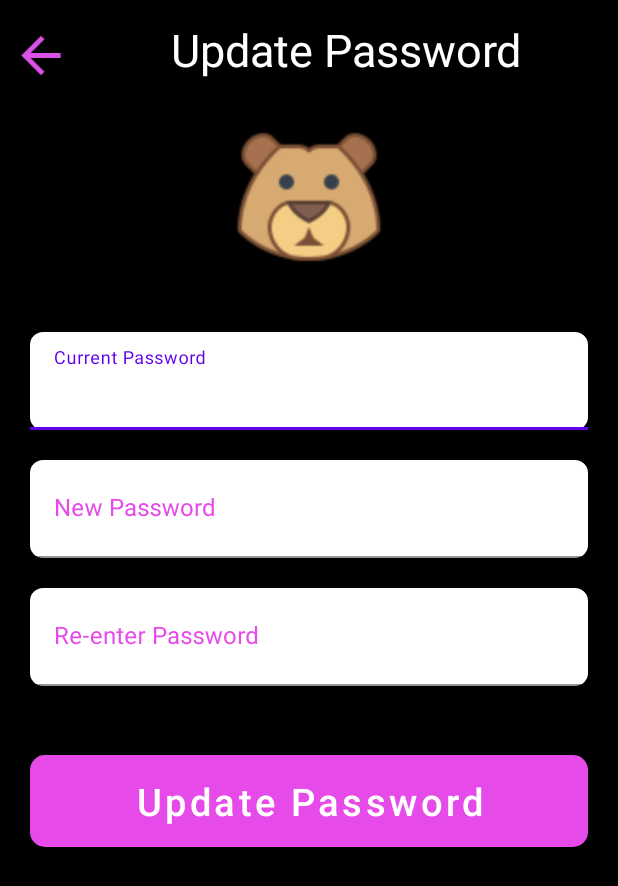
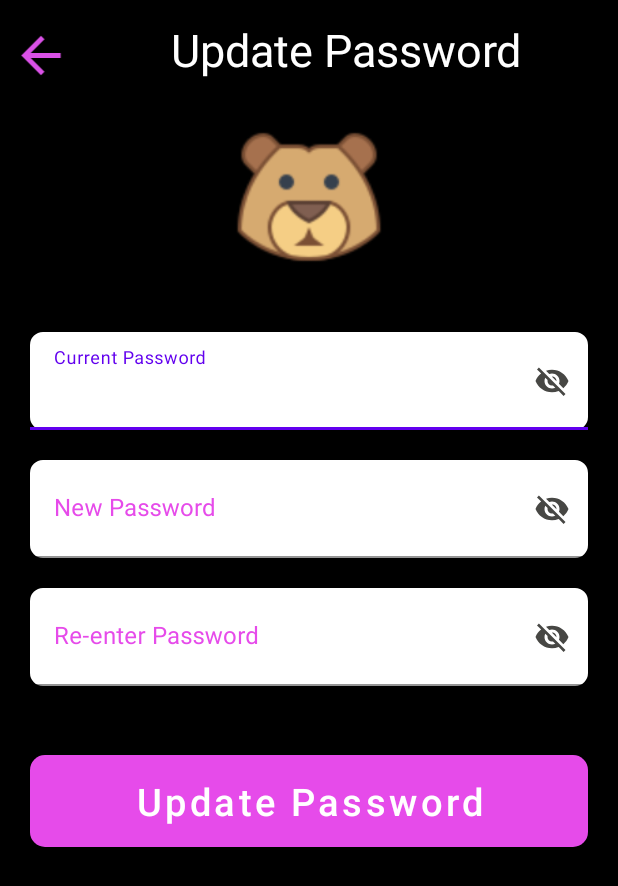
Before and after one commit to AhsanQamr/FoodOrderApp, an Android app: the screen it shows after launch once a user with an empty profile is signed in (ChangePasswordA), in the side drawer, after a tap on "Change Password", on a phone screen of 412 x 824 dp. Shown: the top 886 px of the screen. Run offline under Robolectric (Android 15) with nearby library versions, the phone set to English and light mode, and no system bars; our stand-ins replace Firebase (no records; nobody signed in at launch, a user with empty details on screens opened directly).

Commit message:
update password done

```diff
--- a/app/build.gradle
+++ b/app/build.gradle
@@ -37,6 +37,7 @@ dependencies {
     implementation 'androidx.appcompat:appcompat:1.3.1'
     implementation 'com.google.android.material:material:1.4.0'
     implementation 'androidx.constraintlayout:constraintlayout:2.1.1'
+    implementation 'com.google.firebase:firebase-firestore:24.4.1'
     testImplementation 'junit:junit:4.+'
     androidTestImplementation 'androidx.test.ext:junit:1.1.3'
     androidTestImplementation 'androidx.test.espresso:espresso-core:3.4.0'
--- a/app/src/main/java/com/i192048/project/Login.java
+++ b/app/src/main/java/com/i192048/project/Login.java
@@ -21,6 +21,7 @@ import com.google.android.gms.tasks.Task;
 import com.google.android.material.button.MaterialButton;
 import com.google.firebase.auth.AuthResult;
 import com.google.firebase.auth.FirebaseAuth;
+import com.i192048.project.Modals.User;
 
 public class Login extends AppCompatActivity {
 
@@ -110,4 +111,6 @@ public class Login extends AppCompatActivity {
             startActivity(new Intent(Login.this,MainScreen.class));
         }
     }
+
+
 }
--- a/app/src/main/java/com/i192048/project/MainScreen.java
+++ b/app/src/main/java/com/i192048/project/MainScreen.java
@@ -1,12 +1,14 @@
 package com.i192048.project;
 
 import androidx.annotation.NonNull;
+import androidx.annotation.Nullable;
 import androidx.appcompat.app.ActionBarDrawerToggle;
 import androidx.appcompat.app.AppCompatActivity;
 import androidx.drawerlayout.widget.DrawerLayout;
 import androidx.fragment.app.FragmentPagerAdapter;
 import androidx.viewpager.widget.ViewPager;
 
+import android.annotation.SuppressLint;
 import android.app.ProgressDialog;
 import android.content.Intent;
 import android.os.Bundle;
@@ -15,6 +17,7 @@ import android.view.Gravity;
 import android.view.MenuItem;
 import android.view.View;
 import android.widget.ImageView;
+import android.widget.TextView;
 import android.widget.Toast;
 
 import com.google.android.material.bottomnavigation.BottomNavigationView;
@@ -22,6 +25,11 @@ import com.google.android.material.navigation.NavigationBarView;
 import com.google.android.material.navigation.NavigationView;
 import com.google.android.material.tabs.TabLayout;
 import com.google.firebase.auth.FirebaseAuth;
+import com.google.firebase.firestore.DocumentReference;
+import com.google.firebase.firestore.DocumentSnapshot;
+import com.google.firebase.firestore.EventListener;
+import com.google.firebase.firestore.FirebaseFirestore;
+import com.google.firebase.firestore.FirebaseFirestoreException;
 import com.i192048.project.Adapters.MainScreenAdapter;
 import com.i192048.project.Fragments.AddonsFragment;
 import com.i192048.project.Fragments.BurgerFragment;
@@ -30,6 +38,7 @@ import com.i192048.project.Fragments.ParathasFragment;
 import com.i192048.project.Fragments.PastasFragment;
 import com.i192048.project.Fragments.PizzaFragment;
 import com.i192048.project.Fragments.ShwarmaFragment;
+import com.i192048.project.Modals.User;
 import com.i192048.project.NavBActivity.CartActivity;
 import com.i192048.project.NavBActivity.FavoritesActivity;
 import com.i192048.project.NavBActivity.SearchActivity;
@@ -48,8 +57,15 @@ public class MainScreen extends AppCompatActivity {
     TabLayout tabLayout;
     ViewPager viewPager;
     BottomNavigationView bottomNavigationView;
+    TextView YourUserName,YourAddress;
+    FirebaseAuth mAuth;
+    FirebaseFirestore firestore;
+    String userID;
+    View headerView;
+    User user;
 
 
+    @SuppressLint("MissingInflatedId")
     @Override
     protected void onCreate(Bundle savedInstanceState) {
         super.onCreate(savedInstanceState);
@@ -62,15 +78,23 @@ public class MainScreen extends AppCompatActivity {
         tabLayout = findViewById(R.id.tab_layout);
         viewPager = findViewById(R.id.view_pager);
         bottomNavigationView = findViewById(R.id.bottom_nav);
+        YourAddress = findViewById(R.id.your_address);
+        mAuth = FirebaseAuth.getInstance();
+        firestore = FirebaseFirestore.getInstance();
+        headerView = navigationView.getHeaderView(0);
+        YourUserName = (TextView) headerView.findViewById(R.id.your_user_name);
+        user = User.getInstance();
         /* Hooks End */
-
 
         toggle = new ActionBarDrawerToggle(this,drawerLayout,R.string.navigation_drawer_open,R.string.navigation_drawer_close);
         drawerLayout.addDrawerListener(toggle);
         toggle.syncState();
         navigationView.bringToFront();
 
+        readDataFromDB();
         setViewPagerWithTab();
+        setBottomNavView();
+        setDrawerNavView();
 
         menu.setOnClickListener(new View.OnClickListener() {
             @Override
@@ -82,9 +106,8 @@ public class MainScreen extends AppCompatActivity {
             }
         });
 
-        setBottomNavView();
-        setDrawerNavView();
     }
+
 
     private void setViewPagerWithTab(){
         tabLayout.setupWithViewPager(viewPager);
@@ -165,8 +188,29 @@ public class MainScreen extends AppCompatActivity {
     private void logoutFunctionality(){
         FirebaseAuth.getInstance().signOut();
         onBackPressed();
+        //startActivity(new Intent(MainScreen.this,Login.class));
         finish();
     }
 
+    private void readDataFromDB(){
+        userID = mAuth.getCurrentUser().getUid();
+        DocumentReference documentReference = firestore.collection("Users").document(userID);
+        documentReference.addSnapshotListener(new EventListener<DocumentSnapshot>() {
+            @Override
+            public void onEvent(@Nullable DocumentSnapshot value, @Nullable FirebaseFirestoreException error) {
+//                YourUserName.setText(value.getString("username"));
+                YourAddress.setText(value.getString("address"));
+                YourUserName.setText(value.getString("username"));
+                User user = User.getInstance();
+                user.setUsername(value.getString("username"));
+                user.setFull_name(value.getString("full_name"));
+                user.setEmail(value.getString("email"));
+                user.setPhone_num(value.getString("phone_num"));
+                user.setAddress(value.getString("address"));
+            }
+        });
+
+
+    }
 
 }
--- a/app/src/main/java/com/i192048/project/Modals/User.java
+++ b/app/src/main/java/com/i192048/project/Modals/User.java
@@ -1,18 +1,41 @@
 package com.i192048.project.Modals;
 
+import android.widget.EditText;
+
 public class User {
-    String full_name,username,phone_num,address,email,password;
+    String full_name,username,phone_num,address,email,password,u_id;
 
-    public User() {
+    private User() {
+        this("","","","","","","");
     }
 
-    public User(String full_name, String username, String phone_num, String address, String email, String password) {
+    private static User user = new User();
+
+
+
+
+    public static User getInstance(){
+        if(user == null)
+            user = new User();
+        return user;
+    }
+
+    public String getU_id() {
+        return u_id;
+    }
+
+    public void setU_id(String u_id) {
+        this.u_id = u_id;
+    }
+
+    public User(String full_name, String username, String phone_num, String address, String email, String password, String u_id) {
         this.full_name = full_name;
         this.username = username;
         this.phone_num = phone_num;
         this.address = address;
         this.email = email;
         this.password = password;
+        this.u_id = u_id;
     }
 
     public String getFull_name() {
--- a/app/src/main/java/com/i192048/project/NavDActivity/ChangePasswordA.java
+++ b/app/src/main/java/com/i192048/project/NavDActivity/ChangePasswordA.java
@@ -1,21 +1,59 @@
 package com.i192048.project.NavDActivity;
 
+import androidx.annotation.NonNull;
 import androidx.appcompat.app.AppCompatActivity;
 
+import android.annotation.SuppressLint;
 import android.os.Bundle;
+import android.text.TextUtils;
+import android.util.Log;
 import android.view.View;
+import android.widget.EditText;
 import android.widget.ImageView;
+import android.widget.Toast;
 
+import com.google.android.gms.tasks.OnCompleteListener;
+import com.google.android.gms.tasks.Task;
+import com.google.android.material.button.MaterialButton;
+import com.google.firebase.auth.AuthCredential;
+import com.google.firebase.auth.EmailAuthProvider;
+import com.google.firebase.auth.FirebaseAuth;
+import com.google.firebase.auth.FirebaseUser;
 import com.i192048.project.R;
+
+import java.util.Objects;
 
 public class ChangePasswordA extends AppCompatActivity {
 
     ImageView back;
+    EditText curr_field, update_field1,update_field2;
+    FirebaseAuth mAuth;
+    MaterialButton updatePassword;
+    FirebaseUser user = FirebaseAuth.getInstance().getCurrentUser();
+    @SuppressLint("MissingInflatedId")
     @Override
     protected void onCreate(Bundle savedInstanceState) {
         super.onCreate(savedInstanceState);
         setContentView(R.layout.activity_change_password);
         back = findViewById(R.id.back);
+        updatePassword = findViewById(R.id.update_password);
+        curr_field = findViewById(R.id.curr_password);
+        update_field1 = findViewById(R.id.update_pass1);
+        update_field2 = findViewById(R.id.update_pass2);
+        mAuth = FirebaseAuth.getInstance();
+
+
+
+        updatePassword.setOnClickListener(new View.OnClickListener() {
+            @Override
+            public void onClick(View view) {
+                getCredentials();
+            }
+        });
+
+
+
+
         back.setOnClickListener(new View.OnClickListener() {
             @Override
             public void onClick(View view) {
@@ -23,4 +61,66 @@ public class ChangePasswordA extends AppCompatActivity {
             }
         });
     }
+
+    private void getCredentials(){
+
+        String f1 = curr_field.getText().toString();
+        String f2 = update_field1.getText().toString();
+        String f3 = update_field2.getText().toString();
+
+        if(TextUtils.isEmpty(f1)){
+            curr_field.setError("Password field empty");
+            curr_field.requestFocus();
+        }
+        else if(TextUtils.isEmpty(f2)){
+            update_field1.setError("Password field empty");
+            update_field2.requestFocus();
+        }
+        else if(TextUtils.isEmpty(f3)){
+            update_field2.setError("Password field empty");
+            update_field2.requestFocus();
+        }
+        else{
+            AuthCredential credential = EmailAuthProvider.getCredential(user.getEmail(), curr_field.getText().toString());
+            user.reauthenticate(credential)
+                    .addOnCompleteListener(new OnCompleteListener<Void>() {
+                        @Override
+                        public void onComplete(@NonNull Task<Void> task) {
+                            if(task.isSuccessful()){
+                                Toast.makeText(ChangePasswordA.this, "user re-authenticated", Toast.LENGTH_SHORT).show();
+                                updatePassword();
+                            }
+                            else
+                                Toast.makeText(ChangePasswordA.this, "old password incorrect", Toast.LENGTH_SHORT).show();
+                        }
+                    });
+
+        }
+
+
+
+    }
+
+    private void updatePassword(){
+
+        String password1 = update_field1.getText().toString();
+        String password2 = update_field2.getText().toString();
+        if(!password1.equals(password2)){
+            Toast.makeText(ChangePasswordA.this, "both passwords does not match", Toast.LENGTH_SHORT).show();
+        }
+        else{
+            user.updatePassword(password1)
+                    .addOnCompleteListener(new OnCompleteListener<Void>() {
+                        @Override
+                        public void onComplete(@NonNull Task<Void> task) {
+                            Log.d("TAG",password2);
+                            if (task.isSuccessful())
+                                Toast.makeText(ChangePasswordA.this, "Password updated", Toast.LENGTH_SHORT).show();
+                            else
+                                Toast.makeText(ChangePasswordA.this, "Issues updating password, Try Again", Toast.LENGTH_SHORT).show();
+                        }
+                    });
+        }
+
+    }
 }
--- a/app/src/main/res/drawable-v24/roundedrectangle.xml
+++ b/app/src/main/res/drawable-v24/roundedrectangle.xml
@@ -2,7 +2,7 @@
 <shape xmlns:android="http://schemas.android.com/apk/res/android"
     android:shape="rectangle" android:padding="20dp">
 
-    <solid android:color="#FFFFFF" />
+    <solid android:color="@color/white" />
     <corners
         android:bottomRightRadius="8dp"
         android:bottomLeftRadius="8dp"
--- a/app/src/main/res/drawable/pass_hide.xml
+++ b/app/src/main/res/drawable/pass_hide.xml
@@ -1,5 +1,5 @@
-<vector android:height="24dp" android:tint="#DA51E7"
+<vector android:height="24dp" android:tint="@color/black"
     android:viewportHeight="24" android:viewportWidth="24"
     android:width="24dp" xmlns:android="http://schemas.android.com/apk/res/android">
-    <path android:fillColor="@android:color/white" android:pathData="M12,7c2.76,0 5,2.24 5,5 0,0.65 -0.13,1.26 -0.36,1.83l2.92,2.92c1.51,-1.26 2.7,-2.89 3.43,-4.75 -1.73,-4.39 -6,-7.5 -11,-7.5 -1.4,0 -2.74,0.25 -3.98,0.7l2.16,2.16C10.74,7.13 11.35,7 12,7zM2,4.27l2.28,2.28 0.46,0.46C3.08,8.3 1.78,10.02 1,12c1.73,4.39 6,7.5 11,7.5 1.55,0 3.03,-0.3 4.38,-0.84l0.42,0.42L19.73,22 21,20.73 3.27,3 2,4.27zM7.53,9.8l1.55,1.55c-0.05,0.21 -0.08,0.43 -0.08,0.65 0,1.66 1.34,3 3,3 0.22,0 0.44,-0.03 0.65,-0.08l1.55,1.55c-0.67,0.33 -1.41,0.53 -2.2,0.53 -2.76,0 -5,-2.24 -5,-5 0,-0.79 0.2,-1.53 0.53,-2.2zM11.84,9.02l3.15,3.15 0.02,-0.16c0,-1.66 -1.34,-3 -3,-3l-0.17,0.01z"/>
+    <path android:fillColor="@android:color/black" android:pathData="M12,7c2.76,0 5,2.24 5,5 0,0.65 -0.13,1.26 -0.36,1.83l2.92,2.92c1.51,-1.26 2.7,-2.89 3.43,-4.75 -1.73,-4.39 -6,-7.5 -11,-7.5 -1.4,0 -2.74,0.25 -3.98,0.7l2.16,2.16C10.74,7.13 11.35,7 12,7zM2,4.27l2.28,2.28 0.46,0.46C3.08,8.3 1.78,10.02 1,12c1.73,4.39 6,7.5 11,7.5 1.55,0 3.03,-0.3 4.38,-0.84l0.42,0.42L19.73,22 21,20.73 3.27,3 2,4.27zM7.53,9.8l1.55,1.55c-0.05,0.21 -0.08,0.43 -0.08,0.65 0,1.66 1.34,3 3,3 0.22,0 0.44,-0.03 0.65,-0.08l1.55,1.55c-0.67,0.33 -1.41,0.53 -2.2,0.53 -2.76,0 -5,-2.24 -5,-5 0,-0.79 0.2,-1.53 0.53,-2.2zM11.84,9.02l3.15,3.15 0.02,-0.16c0,-1.66 -1.34,-3 -3,-3l-0.17,0.01z"/>
 </vector>
--- a/app/src/main/res/layout/activity_change_password.xml
+++ b/app/src/main/res/layout/activity_change_password.xml
@@ -44,6 +44,10 @@
             android:layout_width="match_parent"
             android:textColorHint="#E64BEA"
             android:layout_margin="20dp"
+            app:endIconDrawable="@drawable/pass_hide"
+            app:endIconCheckable="true"
+            app:endIconTint="#474744"
+            app:endIconMode="password_toggle"
             android:layout_height="65dp">
 
             <EditText
@@ -52,7 +56,7 @@
                 android:layout_height="65dp"
                 android:background="@drawable/roundedrectangle"
                 android:hint="Current Password"
-                android:inputType="text"
+                android:inputType="textPassword"
                 android:textColor="@color/black"
                 >
             </EditText>
@@ -61,6 +65,10 @@
         <com.google.android.material.textfield.TextInputLayout
             android:layout_width="match_parent"
             android:textColorHint="#E64BEA"
+            app:endIconDrawable="@drawable/pass_hide"
+            app:endIconCheckable="true"
+            app:endIconMode="password_toggle"
+            app:endIconTint="#474744"
             android:layout_marginHorizontal="20dp"
             android:layout_height="65dp">
 
@@ -70,7 +78,7 @@
                 android:layout_height="65dp"
                 android:background="@drawable/roundedrectangle"
                 android:hint="New Password"
-                android:inputType="text"
+                android:inputType="textPassword"
                 android:textColor="@color/black"
                 >
             </EditText>
@@ -79,6 +87,10 @@
         <com.google.android.material.textfield.TextInputLayout
             android:layout_width="match_parent"
             android:textColorHint="#E64BEA"
+            app:endIconDrawable="@drawable/pass_hide"
+            app:endIconCheckable="true"
+            app:endIconMode="password_toggle"
+            app:endIconTint="#474744"
             android:layout_margin="20dp"
             android:layout_height="65dp">
 
@@ -88,7 +100,7 @@
                 android:layout_height="65dp"
                 android:background="@drawable/roundedrectangle"
                 android:hint="Re-enter Password"
-                android:inputType="text"
+                android:inputType="textPassword"
                 android:textColor="@color/black"
                 >
             </EditText>
@@ -97,7 +109,7 @@
 
 
         <com.google.android.material.button.MaterialButton
-            android:id="@+id/update_profile"
+            android:id="@+id/update_password"
             android:layout_width="match_parent"
             android:layout_height="wrap_content"
             android:layout_margin="20dp"
--- a/app/src/main/res/layout/activity_login.xml
+++ b/app/src/main/res/layout/activity_login.xml
@@ -87,6 +87,7 @@
                 app:endIconCheckable="true"
                 app:endIconDrawable="@drawable/pass_hide"
                 android:textColorHint="#E64BEA"
+                app:endIconTint="#474744"
                 android:layout_height="65dp">
 
                 <EditText
--- a/app/src/main/res/layout/activity_signup.xml
+++ b/app/src/main/res/layout/activity_signup.xml
@@ -187,6 +187,7 @@
                 app:endIconMode="password_toggle"
                 app:endIconDrawable="@drawable/pass_hide"
                 android:textColorHint="#E64BEA"
+                app:endIconTint="#474744"
                 android:layout_height="55dp">
 
                 <EditText
```
Also changed, not shown: app/src/main/java/com/i192048/project/NavDActivity/EditProfileA.java (+72 -0 lines), app/src/main/java/com/i192048/project/NavDActivity/SeeProfile.java (+36 -0 lines), app/src/main/java/com/i192048/project/Signup.java (+19 -22 lines), app/src/main/java/com/i192048/project/UserContract.java (deleted, +0 -21 lines), app/src/main/java/com/i192048/project/UserDBHandler.java (deleted, +0 -37 lines), app/src/main/res/layout/activity_main_screen.xml (+3 -4 lines), app/src/main/res/layout/activity_see_profile.xml (+16 -12 lines), app/src/main/res/layout/nav_header.xml (+5 -2 lines).
